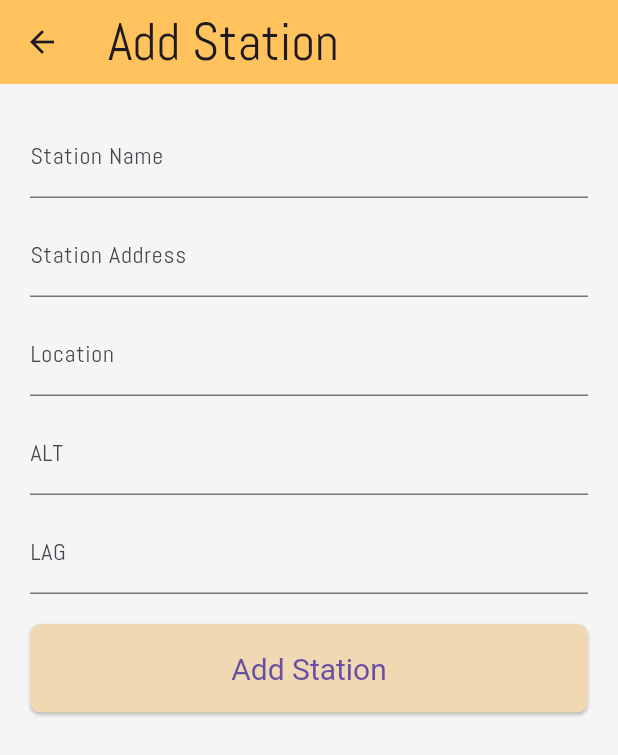
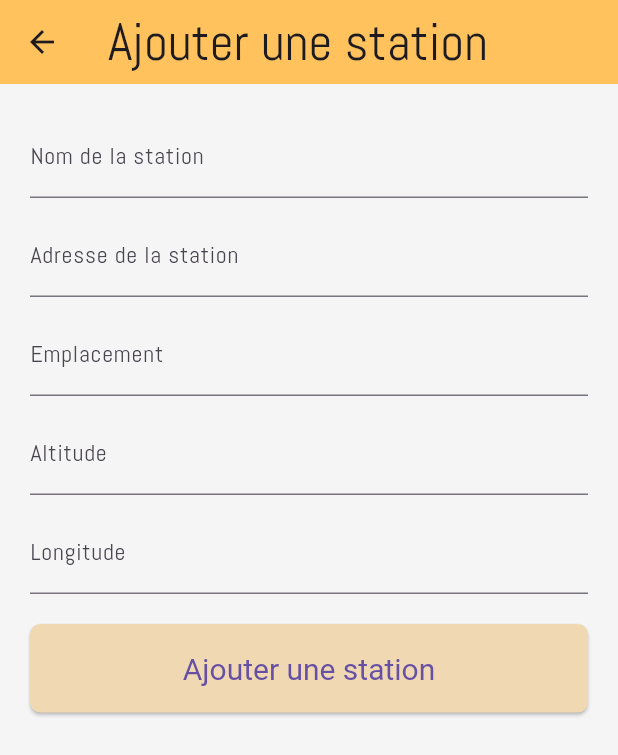
Before and after one commit to Aminejemmali/Bus_Tracker, a Flutter app: the AddStationForm screen opened by its route, on a phone screen of 412 x 824 dp. Shown: the top 755 px of the screen. Run offline on Flutter 3.47's test engine with Material 3 defaults, Android fonts, the phone set to English and light mode, and no system bars; our stand-ins replace flutter_map, fluttertoast, geolocator, latlong2, logger and 1 more; missing offline and left inert: app_settings, dart:ffi, mysql1, mysql_client.

Commit message:
Translation EN TO FR
100%

```diff
--- a/lib/screens/AdminScreens/AddBus.dart
+++ b/lib/screens/AdminScreens/AddBus.dart
@@ -28,7 +28,7 @@ class _AddBus extends State<AddBus> {
   @override
   Widget build(BuildContext context) {
     return Scaffold(
-      appBar: AppBar(title: const Text('Add Bus')),
+      appBar: AppBar(title: const Text('AJjouter Bus')),
       body: Form(
         key: _formKey,
         child: Padding(
@@ -38,10 +38,10 @@ class _AddBus extends State<AddBus> {
             children: <Widget>[
               TextFormField(
                 controller: _numberController,
-                decoration: const InputDecoration(labelText: 'Bus Number'),
+                decoration: const InputDecoration(labelText: 'Matricule de Bus'),
                 validator: (value) {
                   if (value == null || value.isEmpty) {
-                    return 'Please enter a Bus Registred Number.';
+                    return 'Veuillez saisir une matricule.';
                   }
                   return null;
                 },
@@ -49,10 +49,10 @@ class _AddBus extends State<AddBus> {
               const SizedBox(height: 10.0),
               TextFormField(
                 controller: _modelController,
-                decoration: const InputDecoration(labelText: 'Bus Model'),
+                decoration: const InputDecoration(labelText: 'Modele de bus'),
                 validator: (value) {
                   if (value == null || value.isEmpty) {
-                    return 'Please enter a Bus Model.';
+                    return 'Veuillez saisir un modele.';
                   }
                   return null;
                 },
@@ -66,7 +66,7 @@ class _AddBus extends State<AddBus> {
                     _addbus();
                   }
                 },
-                child: const Text('Add Bus'),
+                child: const Text('Ajouter Bus'),
               ),
             ],
           ),
@@ -84,7 +84,7 @@ class _AddBus extends State<AddBus> {
       await DatabaseHelper.addbus(bus);
       ScaffoldMessenger.of(context).showSnackBar(
         SnackBar(
-          content: Text('Bus "${bus.registrationNumber}" added successfully!'),
+          content: Text('Bus "${bus.registrationNumber}"ajouté avec succès !'),
         ),
       );
 
@@ -92,7 +92,7 @@ class _AddBus extends State<AddBus> {
     } catch (e) {
       ScaffoldMessenger.of(context).showSnackBar(
         const SnackBar(
-          content: Text('Failed to add station. Please try again.'),
+          content: Text('"Échec de lajout de bus. Veuillez réessayer.'),
         ),
       );
     }
--- a/lib/screens/AdminScreens/AddCircuit.dart
+++ b/lib/screens/AdminScreens/AddCircuit.dart
@@ -29,7 +29,7 @@ class _AddCircuit extends State<AddCircuit> {
   @override
   Widget build(BuildContext context) {
     return Scaffold(
-      appBar: AppBar(title: const Text('Add Circuit')),
+      appBar: AppBar(title: const Text('Ajouter un circuit')),
       body: Form(
         key: _formKey,
         child: Padding(
@@ -39,10 +39,10 @@ class _AddCircuit extends State<AddCircuit> {
             children: <Widget>[
               TextFormField(
                 controller: _nameController,
-                decoration: const InputDecoration(labelText: 'Circuit Name'),
+                decoration: const InputDecoration(labelText: 'CNom du circuit'),
                 validator: (value) {
                   if (value == null || value.isEmpty) {
-                    return 'Please enter a Circuit Name.';
+                    return 'Veuillez saisir un nom de circuit.';
                   }
                   return null;
                 },
@@ -67,7 +67,7 @@ class _AddCircuit extends State<AddCircuit> {
                     _addcircuit();
                   }
                 },
-                child: const Text('Add Circuit'),
+                child: const Text('Ajouter un circuit'),
               ),
             ],
           ),
@@ -83,7 +83,7 @@ class _AddCircuit extends State<AddCircuit> {
       await DatabaseHelper.addCircuit(circuit);
       ScaffoldMessenger.of(context).showSnackBar(
         SnackBar(
-          content: Text('Ciruit "${circuit.name}" added successfully!'),
+          content: Text('Ciruit "${circuit.name}" ajouté avec succès !'),
         ),
       );
 
@@ -91,7 +91,7 @@ class _AddCircuit extends State<AddCircuit> {
     } catch (e) {
       ScaffoldMessenger.of(context).showSnackBar(
         const SnackBar(
-          content: Text('Failed to add ciruit. Please try again.'),
+          content: Text('Échec de lajout de la station. Veuillez réessayer.'),
         ),
       );
     }
--- a/lib/screens/AdminScreens/AddStation.dart
+++ b/lib/screens/AdminScreens/AddStation.dart
@@ -35,7 +35,7 @@ class _AddStationFormState extends State<AddStationForm> {
   @override
   Widget build(BuildContext context) {
     return Scaffold(
-      appBar: AppBar(title: const Text('Add Station')),
+      appBar: AppBar(title: const Text('Ajouter une station')),
       body: Form(
         key: _formKey,
 
@@ -45,10 +45,10 @@ class _AddStationFormState extends State<AddStationForm> {
             children: <Widget>[
               TextFormField(
                 controller: _nameController,
-                decoration: const InputDecoration(labelText: 'Station Name'),
+                decoration: const InputDecoration(labelText: 'Nom de la station'),
                 validator: (value) {
                   if (value == null || value.isEmpty) {
-                    return 'Please enter a station name.';
+                    return 'Veuillez saisir un nom de station.';
                   }
                   return null;
                 },
@@ -56,10 +56,10 @@ class _AddStationFormState extends State<AddStationForm> {
               const SizedBox(height: 10.0),
               TextFormField(
                 controller: _addressController,
-                decoration: const InputDecoration(labelText: 'Station Address'),
+                decoration: const InputDecoration(labelText: 'Adresse de la station'),
                 validator: (value) {
                   if (value == null || value.isEmpty) {
-                    return 'Please enter a station address.';
+                    return 'Veuillez saisir une adresse de station.';
                   }
                   return null;
                 },
@@ -67,10 +67,10 @@ class _AddStationFormState extends State<AddStationForm> {
               const SizedBox(height: 10.0),
               TextFormField(
                 controller: _locationController,
-                decoration: const InputDecoration(labelText: 'Location'),
+                decoration: const InputDecoration(labelText: 'Emplacement'),
                 validator: (value) {
                   if (value == null || value.isEmpty) {
-                    return 'Please enter a location.';
+                    return 'Veuillez saisir un emplacement.';
                   }
                   return null;
                 },
@@ -78,10 +78,10 @@ class _AddStationFormState extends State<AddStationForm> {
               const SizedBox(height: 10.0),
               TextFormField(
                 controller: _altController,
-                decoration: const InputDecoration(labelText: 'ALT'),
+                decoration: const InputDecoration(labelText: 'Altitude'),
                 validator: (value) {
                   if (value == null || value.isEmpty) {
-                    return 'Please enter a ALT.';
+                    return 'Veuillez saisir une altitude.';
                   }
                   return null;
                 },
@@ -89,10 +89,10 @@ class _AddStationFormState extends State<AddStationForm> {
               const SizedBox(height: 10.0),
               TextFormField(
                 controller: _lagController,
-                decoration: const InputDecoration(labelText: 'LAG'),
+                decoration: const InputDecoration(labelText: 'Longitude'),
                 validator: (value) {
                   if (value == null || value.isEmpty) {
-                    return 'Please enter a LAG.';
+                    return 'Veuillez saisir une longitude.';
                   }
                   return null;
                 },
@@ -104,7 +104,7 @@ class _AddStationFormState extends State<AddStationForm> {
                     _addStation();
                   }
                 },
-                child: const Text('Add Station'),
+                child: const Text('Ajouter une station'),
               ),
             ],
           ),
@@ -125,7 +125,7 @@ class _AddStationFormState extends State<AddStationForm> {
       await DatabaseHelper.addStation(station);
       ScaffoldMessenger.of(context).showSnackBar(
         SnackBar(
-          content: Text('Station "${station.name}" added successfully!'),
+          content: Text('Station "${station.name}"ajouté avec succès !'),
         ),
       );
 
@@ -133,7 +133,7 @@ class _AddStationFormState extends State<AddStationForm> {
     } catch (e) {
       ScaffoldMessenger.of(context).showSnackBar(
         const SnackBar(
-          content: Text('Failed to add station. Please try again.'),
+          content: Text('Échec de lajout de la station. Veuillez réessayer.'),
         ),
       );
     }
```
Also changed, not shown: lib/screens/AdminScreens/AdminHome.dart (+5 -5 lines).
